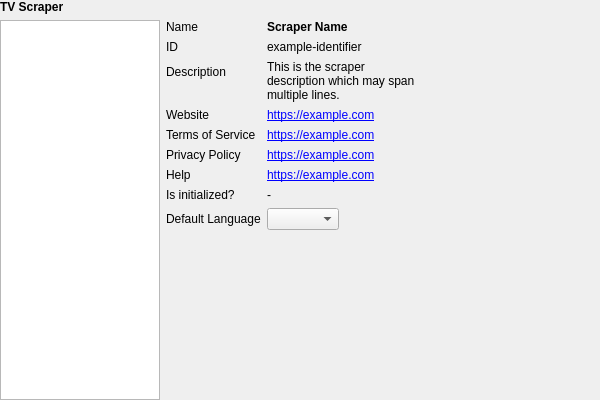
First picture: the form in src/ui/settings/TvScraperSettingsWidget.ui, repository Komet/MediaElch, before the edit.
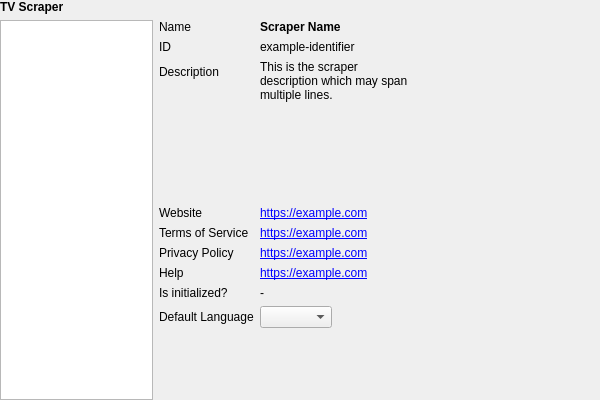
Second picture: the form after the edit. Custom widgets are drawn as their Qt base class.

Commit message: [TvScraperSettings] Avoid description being cut off

```diff
--- a/src/ui/settings/TvScraperSettingsWidget.ui
+++ b/src/ui/settings/TvScraperSettingsWidget.ui
@@ -131,25 +131,36 @@
          <item row="2" column="1">
           <widget class="QLabel" name="txtDescription">
            <property name="sizePolicy">
-            <sizepolicy hsizetype="Preferred" vsizetype="Preferred">
+            <sizepolicy hsizetype="Fixed" vsizetype="Preferred">
              <horstretch>1</horstretch>
              <verstretch>0</verstretch>
             </sizepolicy>
            </property>
+           <property name="minimumSize">
+            <size>
+             <width>340</width>
+             <height>140</height>
+            </size>
+           </property>
            <property name="maximumSize">
             <size>
-             <width>400</width>
+             <width>480</width>
              <height>800</height>
             </size>
            </property>
            <property name="text">
             <string notr="true">This is the scraper
 description which may span
-multiple lines.</string>
+multiple lines.
+
+</string>
            </property>
            <property name="textFormat">
             <enum>Qt::PlainText</enum>
            </property>
+           <property name="alignment">
+            <set>Qt::AlignLeading|Qt::AlignLeft|Qt::AlignTop</set>
+           </property>
            <property name="wordWrap">
             <bool>true</bool>
            </property>
```
